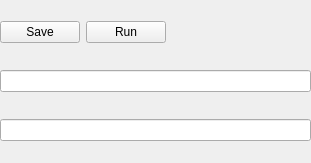
IfengAutomation/uitester, file uitester/ui/case_manager/case_editor.ui: the form before one commit.
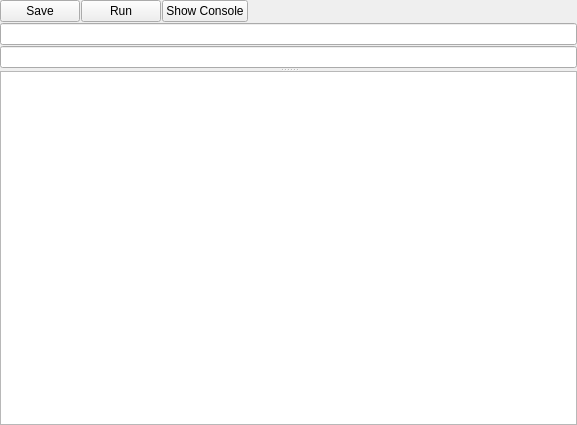
The form after the commit. Icons and pictures are not drawn.

```diff
--- a/uitester/ui/case_manager/case_editor.ui
+++ b/uitester/ui/case_manager/case_editor.ui
@@ -6,14 +6,17 @@
    <rect>
     <x>0</x>
     <y>0</y>
-    <width>311</width>
-    <height>163</height>
+    <width>577</width>
+    <height>425</height>
    </rect>
   </property>
   <property name="windowTitle">
    <string>Case Editor</string>
   </property>
   <layout class="QVBoxLayout" name="verticalLayout">
+   <property name="spacing">
+    <number>1</number>
+   </property>
    <property name="leftMargin">
     <number>0</number>
    </property>
@@ -52,6 +55,13 @@
        </property>
       </widget>
      </item>
+     <item>
+      <widget class="QPushButton" name="console_btn">
+       <property name="text">
+        <string>Show Console</string>
+       </property>
+      </widget>
+     </item>
      <item>
       <spacer name="horizontalSpacer">
        <property name="orientation">
@@ -98,11 +108,38 @@
     </layout>
    </item>
    <item>
-    <layout class="QVBoxLayout" name="editor_layout">
-     <property name="spacing">
-      <number>6</number>
+    <widget class="QSplitter" name="splitter">
+     <property name="sizePolicy">
+      <sizepolicy hsizetype="Preferred" vsizetype="Expanding">
+       <horstretch>0</horstretch>
+       <verstretch>0</verstretch>
+      </sizepolicy>
      </property>
-    </layout>
+     <property name="orientation">
+      <enum>Qt::Vertical</enum>
+     </property>
+     <property name="handleWidth">
+      <number>2</number>
+     </property>
+     <widget class="QWidget" name="">
+      <layout class="QVBoxLayout" name="editor_layout">
+       <property name="spacing">
+        <number>0</number>
+       </property>
+      </layout>
+     </widget>
+     <widget class="QTextBrowser" name="console">
+      <property name="sizePolicy">
+       <sizepolicy hsizetype="Expanding" vsizetype="Expanding">
+        <horstretch>0</horstretch>
+        <verstretch>0</verstretch>
+       </sizepolicy>
+      </property>
+      <property name="autoFillBackground">
+       <bool>false</bool>
+      </property>
+     </widget>
+    </widget>
    </item>
   </layout>
  </widget>
```
